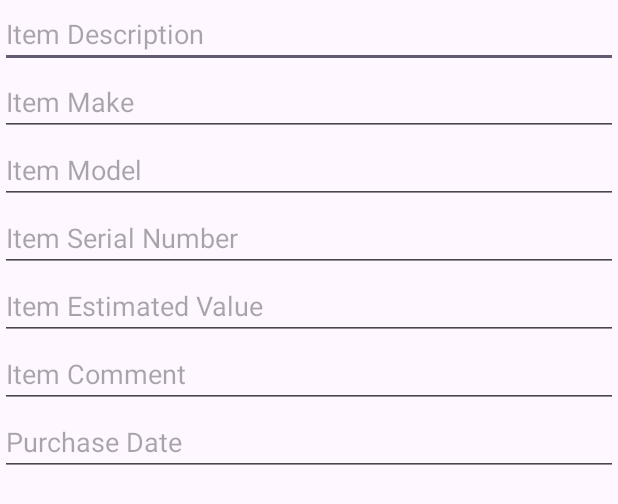
After one commit to nandiniparekh/ValuVault, an Android app: the layout edit_item_fragment.xml on its own in the app's theme, with its tools: preview values and no code run, on a phone screen of 412 x 824 dp. The commit adds this screen. Shown: the top 504 px of the screen. Run offline under Robolectric (Android 15) with nearby library versions, the phone set to English and light mode, and no system bars.

Commit message:
Items WIP

```diff
--- a/app/build.gradle.kts
+++ b/app/build.gradle.kts
@@ -1,5 +1,6 @@
 plugins {
     id("com.android.application")
+    id("com.google.gms.google-services")
 }
 
 android {
@@ -32,12 +33,13 @@ android {
 }
 
 dependencies {
-
+    implementation(platform("com.google.firebase:firebase-bom:32.5.0"))
     implementation("androidx.appcompat:appcompat:1.6.1")
     implementation("com.google.android.material:material:1.10.0")
     implementation("androidx.constraintlayout:constraintlayout:2.1.4")
     implementation("androidx.navigation:navigation-fragment:2.7.3")
     implementation("androidx.navigation:navigation-ui:2.7.3")
+    implementation("com.google.firebase:firebase-firestore:24.9.1")
     testImplementation("junit:junit:4.13.2")
     androidTestImplementation("androidx.test.ext:junit:1.1.5")
     androidTestImplementation("androidx.test.espresso:espresso-core:3.5.1")
--- /dev/null
+++ b/app/src/main/res/layout/edit_item_fragment.xml
@@ -0,0 +1,64 @@
+<?xml version="1.0" encoding="utf-8"?>
+<LinearLayout
+    xmlns:android="http://schemas.android.com/apk/res/android"
+    android:layout_width="match_parent"
+    android:layout_height="match_parent"
+    android:orientation="vertical">
+
+    <EditText
+        android:layout_width="match_parent"
+        android:layout_height="wrap_content"
+        android:ems="10"
+        android:hint="Item Description"
+        android:id="@+id/description_edit_text"
+        android:inputType="text" />
+
+    <EditText
+        android:layout_width="match_parent"
+        android:layout_height="wrap_content"
+        android:ems="10"
+        android:hint="Item Make"
+        android:id="@+id/make_edit_text"
+        android:inputType="text" />
+
+    <EditText
+        android:layout_width="match_parent"
+        android:layout_height="wrap_content"
+        android:ems="10"
+        android:hint="Item Model"
+        android:id="@+id/model_edit_text"
+        android:inputType="text" />
+
+    <EditText
+        android:layout_width="match_parent"
+        android:layout_height="wrap_content"
+        android:ems="10"
+        android:hint="Item Serial Number"
+        android:id="@+id/serial_number_edit_text"
+        android:inputType="text" />
+
+    <EditText
+        android:layout_width="match_parent"
+        android:layout_height="wrap_content"
+        android:ems="10"
+        android:hint="Item Estimated Value"
+        android:id="@+id/estimated_value_edit_text"
+        android:inputType="numberDecimal" />
+
+    <EditText
+        android:layout_width="match_parent"
+        android:layout_height="wrap_content"
+        android:ems="10"
+        android:hint="Item Comment"
+        android:id="@+id/comment_edit_text"
+        android:inputType="text" />
+
+    <EditText
+        android:layout_width="match_parent"
+        android:layout_height="wrap_content"
+        android:ems="10"
+        android:hint="Purchase Date"
+        android:id="@+id/purchase_date_edit_text"
+        android:inputType="text" />
+
+</LinearLayout>
--- a/build.gradle.kts
+++ b/build.gradle.kts
@@ -1,4 +1,5 @@
 // Top-level build file where you can add configuration options common to all sub-projects/modules.
 plugins {
     id("com.android.application") version "8.1.1" apply false
+    id("com.google.gms.google-services") version "4.4.0" apply false
 }
```
Also changed, not shown: app/src/main/java/com/example/cmput301groupproject/CustomItemList.java (added, +43 -0 lines), app/src/main/java/com/example/cmput301groupproject/HouseholdItem.java (added, +110 -0 lines), app/src/main/java/com/example/cmput301groupproject/ItemFragment.java (added, +75 -0 lines), app/src/main/java/com/example/cmput301groupproject/MainActivity.java (+97 -8 lines), app/src/main/res/layout/activity_main.xml (+22 -4 lines), app/src/main/res/layout/item_display_content.xml (added, +21 -0 lines), 1 other file.
